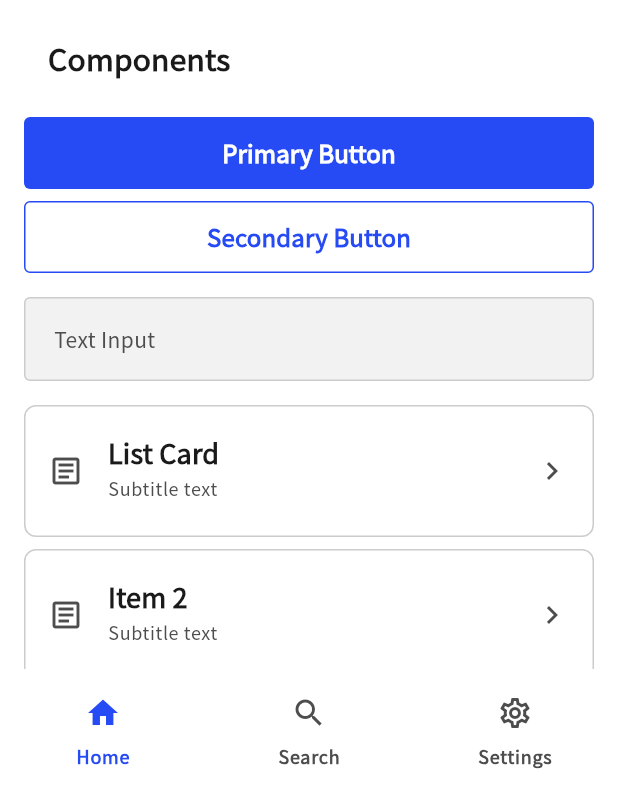
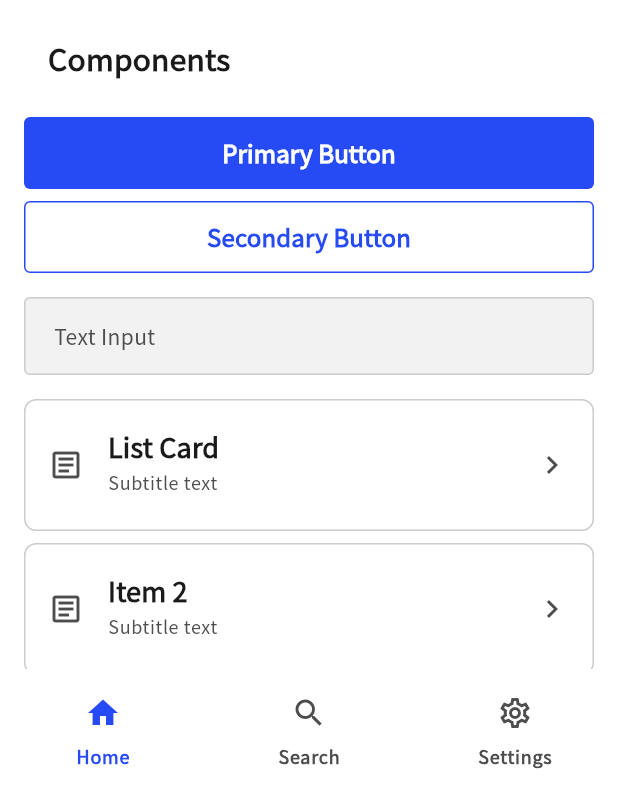
Before and after one commit to kiyoteruhosoda/flutterbase, a Flutter app: the screen it shows after launch, on a phone screen of 412 x 824 dp, the part 447-1236 px from its top. Run offline on Flutter 3.47's test engine with Material 3 defaults, Android fonts, the phone set to English and light mode, and no system bars; our stand-ins replace get_it, logger, package_info_plus, shared_preferences.

Commit message:
refactor(presentation): replace hardcoded values with AppSpacing tokens and remove unused MainViewModel
Eliminate rule violations by replacing all hardcoded padding, spacing, icon sizes,
and component dimensions with AppSpacing design tokens. Remove the unused
MainViewModel class and its DI registration. Remove the redundant AppSpacingConst
class in favor of importing AppSpacing directly.

https://claude.ai/code/session_01Nh9JszAT8RddJJZe3L1VRB

```diff
--- a/lib/app/di/service_locator.dart
+++ b/lib/app/di/service_locator.dart
@@ -17,7 +17,6 @@ import 'package:flutterbase/infrastructure/repositories/shared_preferences_theme
 import 'package:flutterbase/presentation/viewmodels/about_viewmodel.dart';
 import 'package:flutterbase/presentation/viewmodels/debug_settings_viewmodel.dart';
 import 'package:flutterbase/presentation/viewmodels/debug_viewmodel.dart';
-import 'package:flutterbase/presentation/viewmodels/main_viewmodel.dart';
 import 'package:flutterbase/presentation/viewmodels/theme_viewmodel.dart';
 import 'package:flutterbase/shared/logging/app_logger.dart';
 
@@ -89,7 +88,6 @@ Future<void> setupServiceLocator() async {
       sl<SetLogLevelUseCase>(),
     ),
   );
-  sl.registerFactory<MainViewModel>(() => MainViewModel());
   sl.registerFactory<AboutViewModel>(
     () => AboutViewModel(sl<GetAppInfoUseCase>()),
   );
--- a/lib/presentation/pages/splash_page.dart
+++ b/lib/presentation/pages/splash_page.dart
@@ -71,15 +71,15 @@ class _SplashPageState extends State<SplashPage>
             mainAxisSize: MainAxisSize.min,
             children: [
               Container(
-                width: 96,
-                height: 96,
+                width: AppSpacing.splashIconContainer,
+                height: AppSpacing.splashIconContainer,
                 decoration: BoxDecoration(
                   color: colorScheme.onPrimary,
                   borderRadius: AppRadius.xlBorder,
                 ),
                 child: Icon(
                   Icons.web_asset,
-                  size: 48,
+                  size: AppSpacing.splashIconSize,
                   color: colorScheme.primary,
                 ),
               ),
--- a/lib/presentation/pages/system/debug_page.dart
+++ b/lib/presentation/pages/system/debug_page.dart
@@ -108,8 +108,8 @@ class _DebugPageState extends State<DebugPage> {
                     mainAxisSize: MainAxisSize.min,
                     children: [
                       Container(
-                        width: 16,
-                        height: 16,
+                        width: AppSpacing.iconSm,
+                        height: AppSpacing.iconSm,
                         decoration: BoxDecoration(
                           color: colorScheme.primary,
                           borderRadius: AppRadius.smBorder,
--- a/lib/presentation/pages/system/logs_page.dart
+++ b/lib/presentation/pages/system/logs_page.dart
@@ -217,8 +217,8 @@ class _LogEntryTile extends StatelessWidget {
           children: [
             // Level badge
             Container(
-              width: 20,
-              height: 20,
+              width: AppSpacing.levelBadgeSize,
+              height: AppSpacing.levelBadgeSize,
               alignment: Alignment.center,
               decoration: BoxDecoration(
                 color: color.withValues(alpha: 0.15),
--- a/lib/presentation/widgets/ui/app_primary_button.dart
+++ b/lib/presentation/widgets/ui/app_primary_button.dart
@@ -22,8 +22,8 @@ class AppPrimaryButton extends StatelessWidget {
   Widget build(BuildContext context) {
     final child = isLoading
         ? SizedBox(
-            width: 20,
-            height: 20,
+            width: AppSpacing.iconMd,
+            height: AppSpacing.iconMd,
             child: CircularProgressIndicator(
               strokeWidth: 2,
               valueColor: AlwaysStoppedAnimation<Color>(
@@ -35,7 +35,7 @@ class AppPrimaryButton extends StatelessWidget {
             ? Row(
                 mainAxisSize: MainAxisSize.min,
                 children: [
-                  Icon(icon, size: 20),
+                  Icon(icon, size: AppSpacing.iconMd),
                   const SizedBox(width: AppSpacing.sm),
                   Text(label),
                 ],
@@ -74,8 +74,8 @@ class AppSecondaryButton extends StatelessWidget {
   Widget build(BuildContext context) {
     final child = isLoading
         ? SizedBox(
-            width: 20,
-            height: 20,
+            width: AppSpacing.iconMd,
+            height: AppSpacing.iconMd,
             child: CircularProgressIndicator(
               strokeWidth: 2,
               valueColor: AlwaysStoppedAnimation<Color>(
@@ -87,7 +87,7 @@ class AppSecondaryButton extends StatelessWidget {
             ? Row(
                 mainAxisSize: MainAxisSize.min,
                 children: [
-                  Icon(icon, size: 20),
+                  Icon(icon, size: AppSpacing.iconMd),
                   const SizedBox(width: AppSpacing.sm),
                   Text(label),
                 ],
--- a/lib/presentation/widgets/ui/app_state_views.dart
+++ b/lib/presentation/widgets/ui/app_state_views.dart
@@ -53,7 +53,7 @@ class AppErrorView extends StatelessWidget {
           children: [
             Icon(
               Icons.error_outline,
-              size: 48,
+              size: AppSpacing.minTapTarget,
               color: Theme.of(context).colorScheme.error,
             ),
             const SizedBox(height: AppSpacing.lg),
@@ -98,7 +98,7 @@ class AppEmptyView extends StatelessWidget {
           children: [
             Icon(
               icon,
-              size: 48,
+              size: AppSpacing.minTapTarget,
               color: Theme.of(context).colorScheme.onSurfaceVariant,
             ),
             const SizedBox(height: AppSpacing.lg),
--- a/lib/shared/theme/app_spacing.dart
+++ b/lib/shared/theme/app_spacing.dart
@@ -21,4 +21,17 @@ class AppSpacing {
 
   // Minimum tap target
   static const double minTapTarget = 48.0;
+
+  // Icon sizes (Material standard)
+  static const double iconSm = 16.0;
+  static const double iconMd = 20.0;
+  static const double iconLg = 24.0;
+  static const double iconXl = 32.0;
+
+  // Component sizes
+  static const double splashIconContainer = 96.0;
+  static const double aboutIconContainer = 80.0;
+  static const double splashIconSize = 48.0;
+  static const double aboutIconSize = 40.0;
+  static const double levelBadgeSize = 20.0;
 }
--- a/lib/shared/theme/app_theme.dart
+++ b/lib/shared/theme/app_theme.dart
@@ -1,6 +1,7 @@
 import 'package:flutter/material.dart';
 import 'app_colors.dart';
 import 'app_radius.dart';
+import 'app_spacing.dart';
 import 'app_text_styles.dart';
 
 /// デジタル庁デザインシステム準拠のアプリテーマ
@@ -166,10 +167,10 @@ class AppTheme {
             ? AppColors.sumi700
             : AppColors.interactivePrimaryDisabled,
         disabledForegroundColor: AppColors.textDisabled,
-        minimumSize: const Size(0, AppSpacingConst.minTapTarget),
+        minimumSize: const Size(0, AppSpacing.minTapTarget),
         padding: const EdgeInsets.symmetric(
-          horizontal: 24,
-          vertical: 12,
+          horizontal: AppSpacing.xl,
+          vertical: AppSpacing.md,
         ),
         shape: const RoundedRectangleBorder(
           borderRadius: AppRadius.smBorder,
@@ -192,10 +193,10 @@ class AppTheme {
               ? AppColors.darkInteractivePrimary
               : AppColors.interactivePrimary,
         ),
-        minimumSize: const Size(0, AppSpacingConst.minTapTarget),
+        minimumSize: const Size(0, AppSpacing.minTapTarget),
         padding: const EdgeInsets.symmetric(
-          horizontal: 24,
-          vertical: 12,
+          horizontal: AppSpacing.xl,
+          vertical: AppSpacing.md,
         ),
         shape: const RoundedRectangleBorder(
           borderRadius: AppRadius.smBorder,
@@ -212,10 +213,10 @@ class AppTheme {
         foregroundColor: isDark
             ? AppColors.darkInteractivePrimary
             : AppColors.interactivePrimary,
-        minimumSize: const Size(0, AppSpacingConst.minTapTarget),
+        minimumSize: const Size(0, AppSpacing.minTapTarget),
         padding: const EdgeInsets.symmetric(
-          horizontal: 16,
-          vertical: 12,
+          horizontal: AppSpacing.lg,
+          vertical: AppSpacing.md,
         ),
         textStyle: AppTextStyles.labelLarge,
       ),
@@ -281,8 +282,8 @@ class AppTheme {
             : AppColors.textPlaceholder,
       ),
       contentPadding: const EdgeInsets.symmetric(
-        horizontal: 16,
-        vertical: 14,
+        horizontal: AppSpacing.lg,
+        vertical: AppSpacing.md,
       ),
     );
   }
@@ -374,9 +375,3 @@ class AppTheme {
     );
   }
 }
-
-// Internal const alias to avoid circular imports in themes
-class AppSpacingConst {
-  AppSpacingConst._();
-  static const double minTapTarget = 48.0;
-}
```
Also changed, not shown: lib/presentation/pages/system/about_page.dart (+4 -4 lines), lib/presentation/viewmodels/main_viewmodel.dart (deleted, +0 -29 lines).
